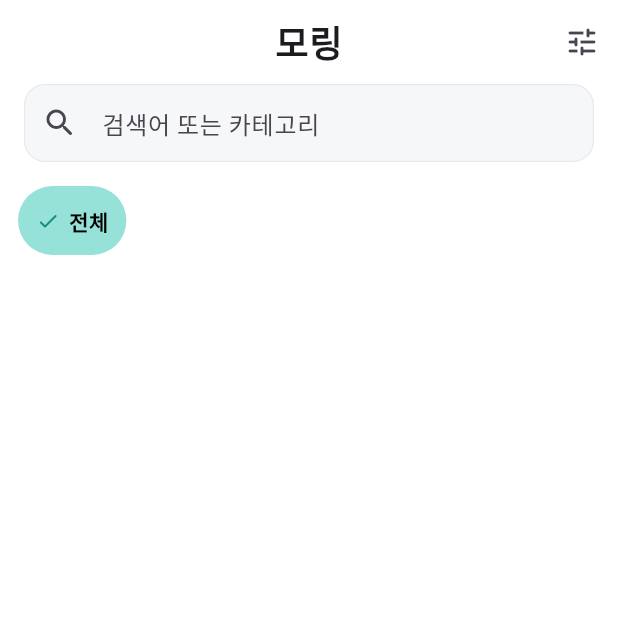
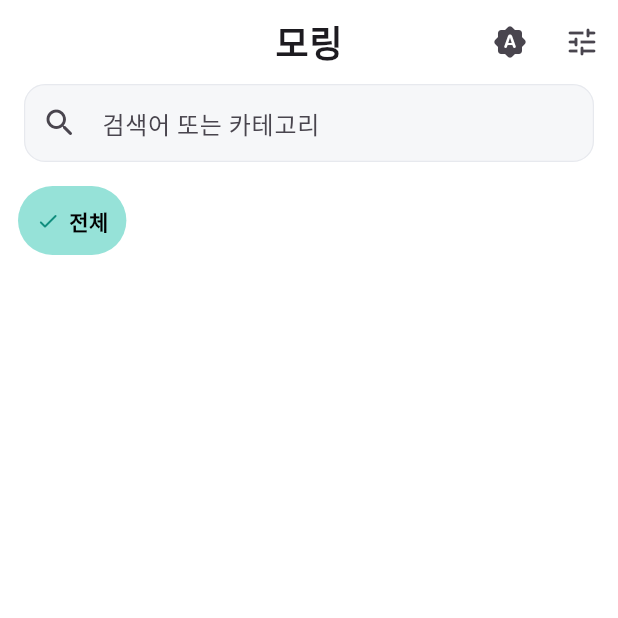
Before and after one commit to coing-ye/everylink, a Flutter app: the screen it shows after launch, on a phone screen of 412 x 824 dp, the top half of it. Run offline on Flutter 3.47's test engine with Material 3 defaults, Android fonts, the phone set to English and light mode, and no system bars; our stand-ins replace cached_network_image, drift, drift_sqflite, flutter_riverpod, google_fonts, google_mobile_ads and 2 more; missing offline and left inert: receive_sharing_intent; accounts and stored records are empty; generated files the repository leaves out were written again; network calls fail.

Commit message:
v0: 구글 AdMob 추가 및 다크모드 추가

```diff
--- a/lib/app/app.dart
+++ b/lib/app/app.dart
@@ -1,18 +1,22 @@
 import 'package:flutter/material.dart';
+import 'package:flutter_riverpod/flutter_riverpod.dart';
 import 'app_theme.dart';
+import 'theme_notifier.dart';
 import 'package:everylink/presentation/pages/home_page.dart';
 
-class EveryLinkApp extends StatelessWidget {
+class EveryLinkApp extends ConsumerWidget {
   const EveryLinkApp({super.key});
 
   @override
-  Widget build(BuildContext context) {
+  Widget build(BuildContext context, WidgetRef ref) {
+    final themeMode = ref.watch(themeModeProvider);
+
     return MaterialApp(
       title: '모두의 모든 링크, 모링',
       debugShowCheckedModeBanner: false,
       theme: AppTheme.light,
       darkTheme: AppTheme.dark,
-      themeMode: ThemeMode.system,
+      themeMode: themeMode,
       scrollBehavior: NoGlowScrollBehavior(),
       home: const HomePage(),
     );
--- /dev/null
+++ b/lib/domain/services/ad_service.dart
@@ -0,0 +1,55 @@
+// lib/domain/services/ad_service.dart
+import 'dart:io';
+import 'package:google_mobile_ads/google_mobile_ads.dart';
+
+/// AdMob 광고 관리 서비스
+class AdService {
+  static final AdService _instance = AdService._internal();
+  factory AdService() => _instance;
+  AdService._internal();
+
+  /// AdMob 초기화 (앱 시작시 한번만 호출)
+  static Future<void> initialize() async {
+    await MobileAds.instance.initialize();
+  }
+
+  /// 배너 광고 Unit ID
+  ///
+  /// ⚠️ 중요: 실제 앱스토어 배포시에는 반드시 본인의 AdMob Unit ID로 변경하세요!
+  ///
+  /// 1. AdMob 계정 생성: https://admob.google.com
+  /// 2. 앱 등록 후 광고 단위(Ad Unit) 생성
+  /// 3. 아래 테스트 ID를 실제 ID로 교체
+  ///
+  /// Android: AndroidManifest.xml의 APPLICATION_ID도 변경 필요
+  /// iOS: Info.plist의 GADApplicationIdentifier도 변경 필요
+  String get bannerAdUnitId {
+    if (Platform.isAndroid) {
+      // Android 테스트 배너 ID
+      return 'ca-app-pub-3940256099942544/6300978111';
+    } else if (Platform.isIOS) {
+      // iOS 테스트 배너 ID
+      return 'ca-app-pub-3940256099942544/2934735716';
+    }
+    throw UnsupportedError('Unsupported platform');
+  }
+
+  /// 배너 광고 생성
+  BannerAd createBannerAd({
+    required Function() onAdLoaded,
+    required Function(LoadAdError error) onAdFailedToLoad,
+  }) {
+    return BannerAd(
+      adUnitId: bannerAdUnitId,
+      size: AdSize.banner, // 320x50
+      request: const AdRequest(),
+      listener: BannerAdListener(
+        onAdLoaded: (_) => onAdLoaded(),
+        onAdFailedToLoad: (ad, error) {
+          ad.dispose();
+          onAdFailedToLoad(error);
+        },
+      ),
+    );
+  }
+}
--- a/lib/presentation/pages/home_page.dart
+++ b/lib/presentation/pages/home_page.dart
@@ -10,6 +10,8 @@ import 'package:everylink/domain/models.dart';
 import 'package:everylink/domain/constants.dart'; // kUncategorized
 import 'package:everylink/domain/services/normalize.dart'; // normalizeUrl, parseCategoriesInput
 import 'package:everylink/domain/services/metadata_service.dart';
+import 'package:everylink/domain/services/ad_service.dart';
+import 'package:google_mobile_ads/google_mobile_ads.dart';
 
 import 'package:everylink/data/local_db.dart';
 import 'package:everylink/data/repositories/link_repository.dart';
@@ -19,17 +21,19 @@ import 'package:everylink/presentation/sheets/add_link_sheet.dart';
 import 'package:everylink/presentation/widgets/link_tile.dart';
 import 'package:everylink/presentation/pages/category_manager_page.dart';
 import 'package:google_fonts/google_fonts.dart';
+import 'package:flutter_riverpod/flutter_riverpod.dart';
 
 import 'package:everylink/app/app.dart';
+import 'package:everylink/app/theme_notifier.dart';
 
-class HomePage extends StatefulWidget {
+class HomePage extends ConsumerStatefulWidget {
   const HomePage({super.key});
 
   @override
-  State<HomePage> createState() => _HomePageState();
+  ConsumerState<HomePage> createState() => _HomePageState();
 }
 
-class _HomePageState extends State<HomePage> {
+class _HomePageState extends ConsumerState<HomePage> {
   // ─────────────────────────────
   // Services / State
   // ─────────────────────────────
@@ -53,6 +57,11 @@ class _HomePageState extends State<HomePage> {
   // 부팅 게이트
   bool _booting = true;
 
+  // 광고
+  final _adService = AdService();
+  BannerAd? _bannerAd;
+  bool _isBannerAdLoaded = false;
+
   @override
   void initState() {
     super.initState();
@@ -60,6 +69,7 @@ class _HomePageState extends State<HomePage> {
     repo = LinkRepository(db);
 
     _bootstrap(); // 부팅 루틴
+    _loadBannerAd(); // 배너 광고 로드
 
     _searchCtrl.addListener(_applyFilter);
 
@@ -86,8 +96,26 @@ class _HomePageState extends State<HomePage> {
   void dispose() {
     _mediaShareSub?.cancel();
     _searchCtrl.dispose();
+    _bannerAd?.dispose();
     db.close();
     super.dispose();
+  }
+
+  // ─────────────────────────────
+  // 광고 로드
+  // ─────────────────────────────
+  void _loadBannerAd() {
+    _bannerAd = _adService.createBannerAd(
+      onAdLoaded: () {
+        if (!mounted) return;
+        setState(() => _isBannerAdLoaded = true);
+      },
+      onAdFailedToLoad: (error) {
+        // 광고 로드 실패시 로그 출력 (선택사항)
+        debugPrint('Banner ad failed to load: $error');
+      },
+    );
+    _bannerAd?.load();
   }
 
   // ─────────────────────────────
@@ -343,6 +371,15 @@ class _HomePageState extends State<HomePage> {
   // ─────────────────────────────
   // UI helpers
   // ─────────────────────────────
+  IconData _getThemeIcon() {
+    final themeMode = ref.watch(themeModeProvider);
+    return switch (themeMode) {
+      ThemeMode.system => Icons.brightness_auto_rounded,
+      ThemeMode.light => Icons.light_mode_rounded,
+      ThemeMode.dark => Icons.dark_mode_rounded,
+    };
+  }
+
   void _snack(String m) =>
       ScaffoldMessenger.of(context).showSnackBar(SnackBar(content: Text(m)));
 
@@ -466,6 +503,13 @@ class _HomePageState extends State<HomePage> {
                     ),
                   ),
                   actions: [
+                    IconButton(
+                      tooltip: '테마 변경',
+                      icon: Icon(_getThemeIcon()),
+                      onPressed: () async {
+                        await ref.read(themeModeProvider.notifier).toggleTheme();
+                      },
+                    ),
                     IconButton(
                       tooltip: '카테고리 관리',
                       icon: const Icon(Icons.tune_rounded),
@@ -624,6 +668,15 @@ class _HomePageState extends State<HomePage> {
             icon: const Icon(Icons.add_rounded),
             label: const Text('추가'),
           ),
+
+          // 하단 배너 광고
+          bottomNavigationBar: _isBannerAdLoaded && _bannerAd != null
+              ? Container(
+                  color: Theme.of(context).scaffoldBackgroundColor,
+                  height: _bannerAd!.size.height.toDouble(),
+                  child: AdWidget(ad: _bannerAd!),
+                )
+              : null,
         ),
       ),
     );
--- a/pubspec.yaml
+++ b/pubspec.yaml
@@ -49,6 +49,8 @@ dependencies:
   google_fonts: ^6.2.1
   cached_network_image: ^3.3.1
   flutter_native_splash: ^2.4.0
+  google_mobile_ads: ^5.3.0
+  shared_preferences: ^2.2.2
 
 dev_dependencies:
   flutter_test:
```
Also changed, not shown: lib/app/theme_notifier.dart (added, +47 -0 lines), lib/main.dart (+12 -2 lines), .claude/settings.local.json (added), pubspec.lock, 5 other files.
